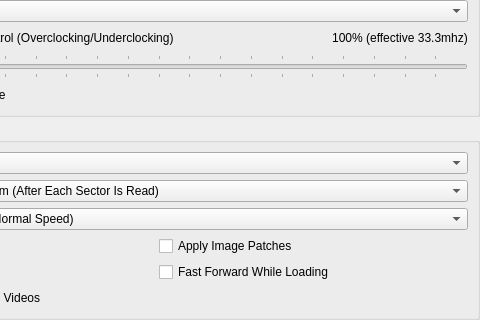
The window that src/riverhorse-qt/consolesettingswidget.ui (thenotoriousfox/riverhorse) describes before a commit, drawn with Qt 5; both pictures show x 168 to 648 and y 150 to 470 of the 648 by 470 pixel window.
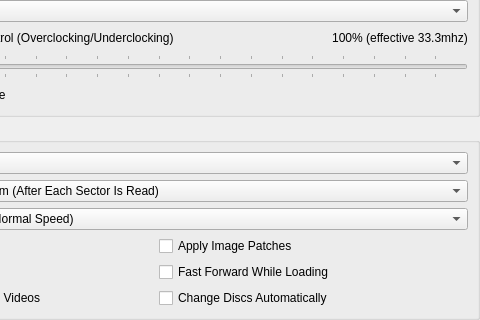
The same window after the commit.

Commit message:
Insert the next disc when a game waits for a disc change
With Change Discs Automatically on, the drive notes when the game stops the disc and then only polls the status for two seconds, the way games wait for the shell to open at a disc change, and the next disc of the playlist or game list disc set is inserted at the end of the frame, like a manual change. Netplay sessions never switch.

```diff
--- a/src/riverhorse-qt/consolesettingswidget.ui
+++ b/src/riverhorse-qt/consolesettingswidget.ui
@@ -334,6 +334,13 @@
           </property>
          </widget>
         </item>
+        <item row="2" column="1">
+         <widget class="QCheckBox" name="cdromAutoDiscChange">
+          <property name="text">
+           <string>Change Discs Automatically</string>
+          </property>
+         </widget>
+        </item>
        </layout>
       </item>
       <item row="0" column="0">
```
The commit also changes 9 other files.
